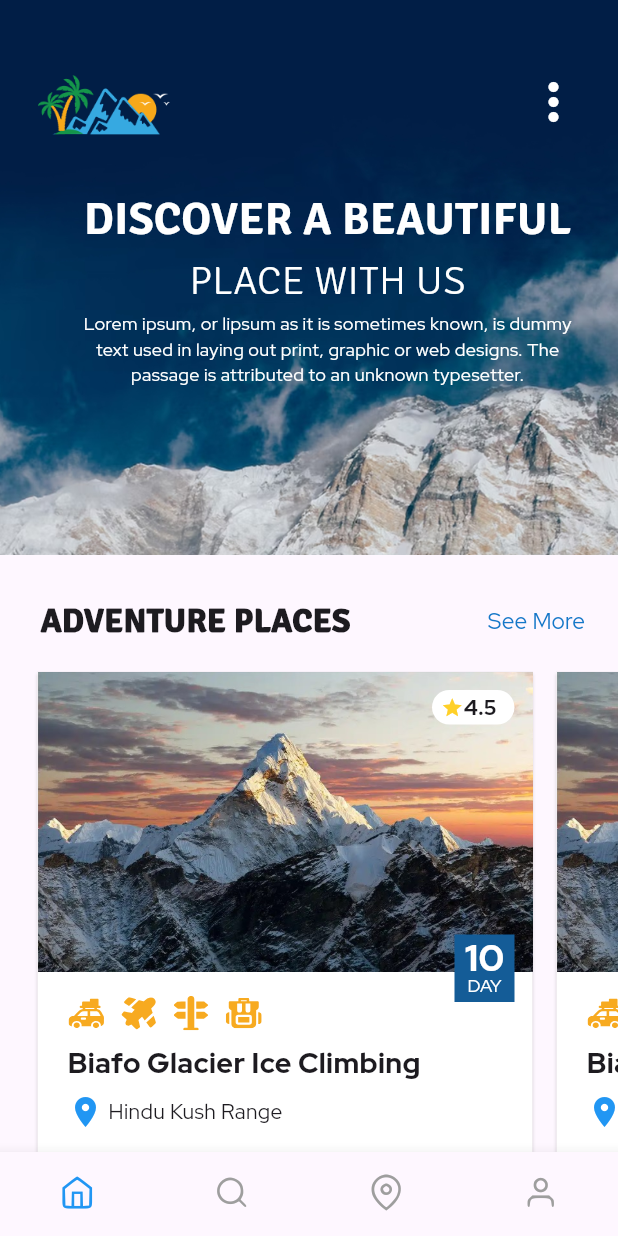
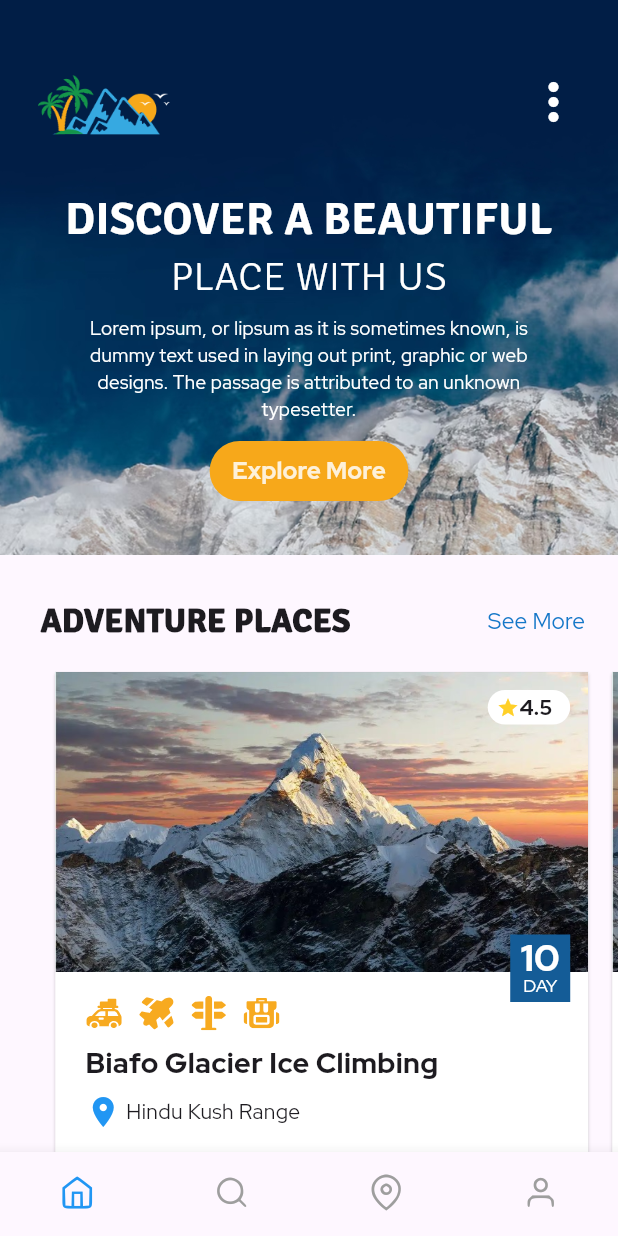
Before and after one commit to syedaffan-saffu/Tourism-App, a Flutter app: the screen it shows after launch, on a phone screen of 412 x 824 dp. Run offline on Flutter 3.47's test engine with Material 3 defaults, Android fonts, the phone set to English and light mode, and no system bars; our stand-ins replace carousel_slider, flutter_svg, image_picker, percent_indicator.

Commit message:
earlier changes

```diff
--- /dev/null
+++ b/devtools_options.yaml
@@ -0,0 +1 @@
+extensions:
--- a/lib/hmscrn.dart
+++ b/lib/hmscrn.dart
@@ -53,7 +53,8 @@ class _HomescreenState extends State<HomeScreen>
                 ),
               ),
               Padding(
-                padding: const EdgeInsets.only(top: 50.0, left: 25.0),
+                padding:
+                    const EdgeInsets.only(top: 50.0, left: 25.0, right: 25.0),
                 child: Column(
                   crossAxisAlignment: CrossAxisAlignment.start,
                   children: [
@@ -62,10 +63,10 @@ class _HomescreenState extends State<HomeScreen>
                       child: Image.asset('assets/images/logo.png'),
                     ),
                     sbh(35),
-                    const Center(
+                    Center(
                       child: Column(
                         children: [
-                          Text(
+                          const Text(
                             "DISCOVER A BEAUTIFUL",
                             textAlign: TextAlign.center,
                             style: TextStyle(
@@ -74,22 +75,48 @@ class _HomescreenState extends State<HomeScreen>
                                 color: Colors.white,
                                 fontFamily: 'Signika'),
                           ),
-                          Text(
+                          const Text(
                             "PLACE WITH US",
                             textAlign: TextAlign.center,
                             style: TextStyle(
+                                height: 1.2,
                                 fontSize: 27,
                                 fontWeight: FontWeight.w300,
                                 color: Colors.white,
                                 fontFamily: 'Signika'),
                           ),
                           Padding(
-                            padding: EdgeInsets.symmetric(horizontal: 30),
-                            child: Text(
-                              description,
-                              textAlign: TextAlign.center,
-                              style:
-                                  TextStyle(fontSize: 12, color: Colors.white),
+                            padding: const EdgeInsets.symmetric(
+                                horizontal: 30, vertical: 10),
+                            child: Column(
+                              children: [
+                                const Text(
+                                  description,
+                                  textAlign: TextAlign.center,
+                                  style: TextStyle(
+                                      fontSize: 12.5, color: Colors.white),
+                                ),
+                                sbh(8),
+                                TextButton(
+                                  style: TextButton.styleFrom(
+                                      padding: const EdgeInsets.symmetric(
+                                          horizontal: 15.0, vertical: 0.0),
+                                      foregroundColor: const Color.fromARGB(
+                                          213, 255, 255, 255),
+                                      shape: RoundedRectangleBorder(
+                                          borderRadius:
+                                              BorderRadius.circular(20.0)),
+                                      backgroundColor: const Color(0xfff7a81a)),
+                                  onPressed: () {},
+                                  child: const Text(
+                                    'Explore More',
+                                    style: TextStyle(
+                                      fontWeight: FontWeight.w700,
+                                      fontSize: 16,
+                                    ),
+                                  ),
+                                ),
+                              ],
                             ),
                           ),
                         ],
@@ -134,9 +161,9 @@ class _HomescreenState extends State<HomeScreen>
               height: 520,
               child: Padding(
                 padding: const EdgeInsets.only(left: 17.0),
-                child: ListView.builder(
+                child: PageView.builder(
+                  controller: PageController(viewportFraction: 0.94),
                   clipBehavior: Clip.none,
-                  scrollDirection: Axis.horizontal,
                   itemCount: 5,
                   itemBuilder: (context, index) {
                     return Padding(
@@ -322,7 +349,8 @@ class _HomescreenState extends State<HomeScreen>
                 height: 520,
                 child: Padding(
                   padding: const EdgeInsets.only(left: 17),
-                  child: ListView.builder(
+                  child: PageView.builder(
+                      controller: PageController(viewportFraction: 0.94),
                       clipBehavior: Clip.none,
                       scrollDirection: Axis.horizontal,
                       itemCount: 5,
@@ -502,7 +530,8 @@ class _HomescreenState extends State<HomeScreen>
                 height: 400,
                 child: Padding(
                   padding: const EdgeInsets.only(left: 17),
-                  child: ListView.builder(
+                  child: PageView.builder(
+                      controller: PageController(viewportFraction: 0.94),
                       clipBehavior: Clip.none,
                       scrollDirection: Axis.horizontal,
                       itemCount: 5,
--- a/lib/profile.dart
+++ b/lib/profile.dart
@@ -19,7 +19,6 @@ class Profile extends StatelessWidget {
             'Profile',
             style: TextStyle(fontSize: 20, fontWeight: FontWeight.w600),
           ),
-          SizedBox(),
           const Divider(),
           sbh(18),
           ProfileComp.profiletile('Profile Edit', () {
--- a/lib/reusabs.dart
+++ b/lib/reusabs.dart
@@ -201,7 +201,7 @@ Card avatarcard(
                           Row(
                             children: [
                               const SizedBox(
-                                width: 120,
+                                width: 118,
                               ),
                               Column(
                                 crossAxisAlignment: CrossAxisAlignment.start,
```
Also changed, not shown: lib/search.dart (+25 -13 lines).
